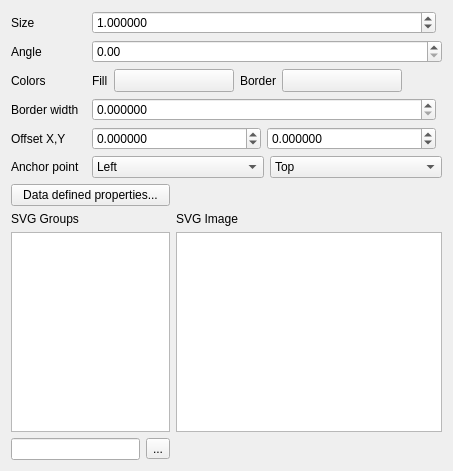
Qt form src/ui/symbollayer/widget_svgmarker.ui (qgis/QGIS) before a commit.
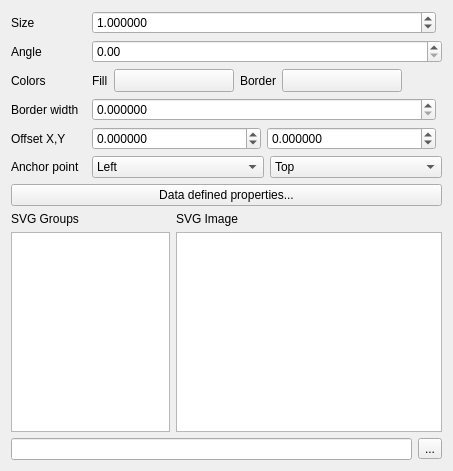
The same form after that commit. Custom widgets are drawn as their Qt base class.

Diff of the .ui file:
```diff
--- a/src/ui/symbollayer/widget_svgmarker.ui
+++ b/src/ui/symbollayer/widget_svgmarker.ui
@@ -305,19 +305,6 @@
      </item>
     </layout>
    </item>
-   <item row="1" column="0">
-    <widget class="QPushButton" name="mDataDefinedPropertiesButton">
-     <property name="sizePolicy">
-      <sizepolicy hsizetype="Minimum" vsizetype="Fixed">
-       <horstretch>0</horstretch>
-       <verstretch>0</verstretch>
-      </sizepolicy>
-     </property>
-     <property name="text">
-      <string>Data defined properties...</string>
-     </property>
-    </widget>
-   </item>
    <item row="2" column="0">
     <widget class="QLabel" name="label_5">
      <property name="text">
@@ -388,7 +375,20 @@
      </property>
     </widget>
    </item>
-   <item row="4" column="0">
+   <item row="1" column="0" colspan="2">
+    <widget class="QPushButton" name="mDataDefinedPropertiesButton">
+     <property name="sizePolicy">
+      <sizepolicy hsizetype="Minimum" vsizetype="Fixed">
+       <horstretch>0</horstretch>
+       <verstretch>0</verstretch>
+      </sizepolicy>
+     </property>
+     <property name="text">
+      <string>Data defined properties...</string>
+     </property>
+    </widget>
+   </item>
+   <item row="4" column="0" colspan="2">
     <layout class="QHBoxLayout" name="horizontalLayout_2">
      <item>
       <widget class="QLineEdit" name="mFileLineEdit"/>
```
Left out of the diff: 15 changed lines with no effect on the pictures.
